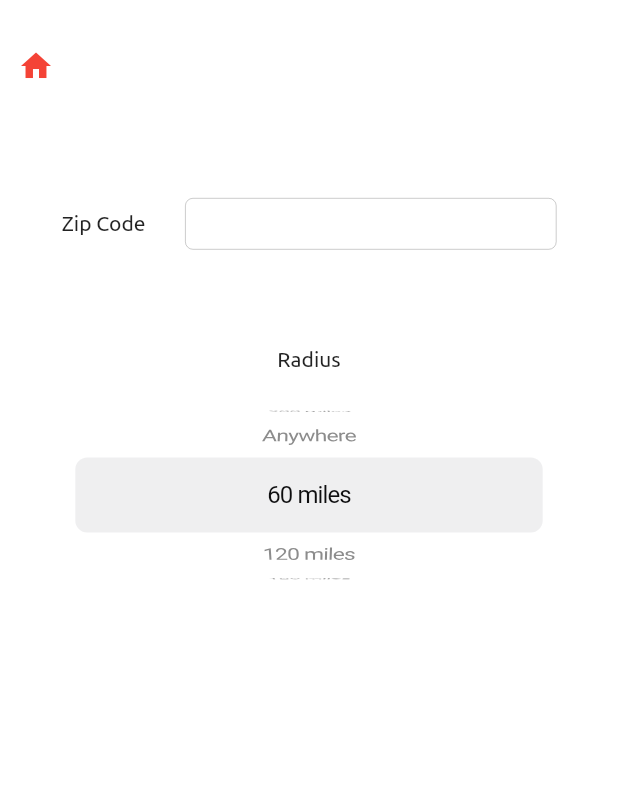
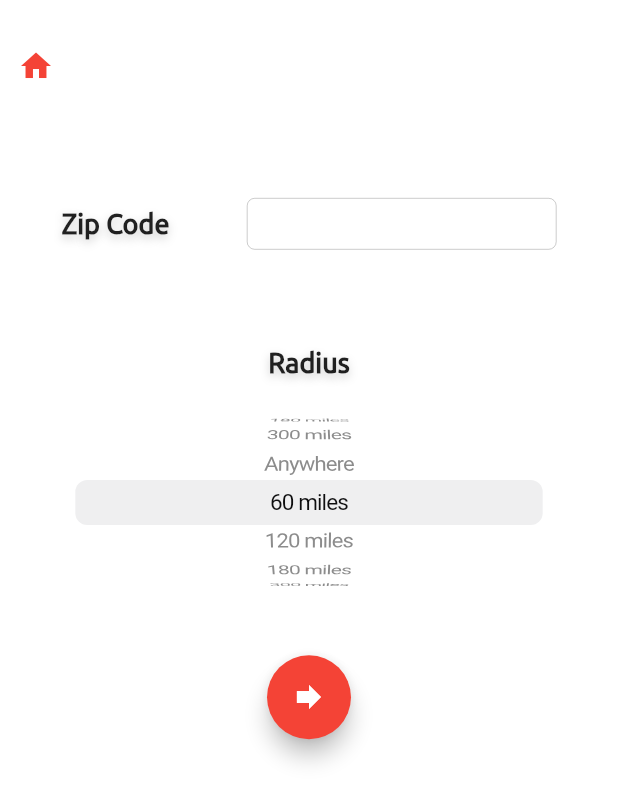
Before and after one commit to JakeTheGingScheuer/flutter_auto_x, a Flutter app: the EventsLookupWidget widget shown alone on an empty page, opened directly, on a phone screen of 412 x 824 dp. Shown: the top 802 px of the screen. Run offline on Flutter 3.47's test engine with Material 2 defaults, Android fonts, the phone set to English and light mode, and no system bars; our stand-ins replace bloc, equatable, flutter_bloc, localstorage; missing offline and left inert: flutter_plugin_pdf_viewer; project files that could hold a hidden picture were left out.

Commit message:
added styling

```diff
--- a/lib/ui/widgets/events_lookup_widget.dart
+++ b/lib/ui/widgets/events_lookup_widget.dart
@@ -1,5 +1,6 @@
 import 'package:auto_x/res/screen_dimensions.dart';
 import 'package:flutter/cupertino.dart';
+import 'package:flutter/material.dart';
 import 'package:flutter/services.dart';
 
 import 'home_page_button.dart';
@@ -17,20 +18,21 @@ class EventsLookupWidget extends StatelessWidget {
           Row(
             children: [
               marginSpace(context),
-              Container(width: screenWidth(context) * 0.2, child: Text('Zip Code')),
-              Container(width: screenWidth(context) * 0.6, child: CupertinoTextField(keyboardType: TextInputType.number)),
+              Container(width: screenWidth(context) * 0.2, child: Text('Zip Code', style: inputTitleStyle())),
+              marginSpace(context),
+              Container(width: screenWidth(context) * 0.5, child: CupertinoTextField(keyboardType: TextInputType.number)),
               marginSpace(context)
             ],
           ),
           SizedBox(height: screenWidth(context)*0.1),
-          Text('Radius'),
+          Text('Radius', style: inputTitleStyle()),
           SizedBox(height: screenWidth(context)*0.05),
           Container(
             width: screenWidth(context)*0.8,
             height: screenHeight(context)*0.15,
             child: CupertinoPicker(
               looping: true,
-              itemExtent: 50,
+              itemExtent: 30,
               onSelectedItemChanged: (val) => _setIndex(val),
               children: [
                 pickerObject('60 miles'),
@@ -40,7 +42,14 @@ class EventsLookupWidget extends StatelessWidget {
                 pickerObject('Anywhere')
               ],
             ),
-          )
+          ),
+          SizedBox(height: 40),
+          FloatingActionButton(
+              backgroundColor: Colors.red,
+              hoverColor: Colors.redAccent,
+              splashColor: Colors.black45,
+              child: Icon(Icons.forward),
+              onPressed: () => null),
     ]));
   }
 
@@ -51,6 +60,14 @@ class EventsLookupWidget extends StatelessWidget {
   }
 
   pickerObject(value) {
-    return Center(child: Text(value, style: TextStyle(fontSize: 16), textAlign: TextAlign.center));
+    return Center(child: Text(value, style: TextStyle(fontSize: 15), textAlign: TextAlign.center));
+  }
+
+  inputTitleStyle() {
+    return TextStyle(
+        fontSize: 18,
+        fontWeight: FontWeight.bold,
+        shadows: [Shadow(color: Colors.grey.withOpacity(0.5), blurRadius: 7, offset: Offset(0, 3))]
+    );
   }
 }
```
Also changed, not shown: lib/ui/pages/home_page.dart (+1 -13 lines).
